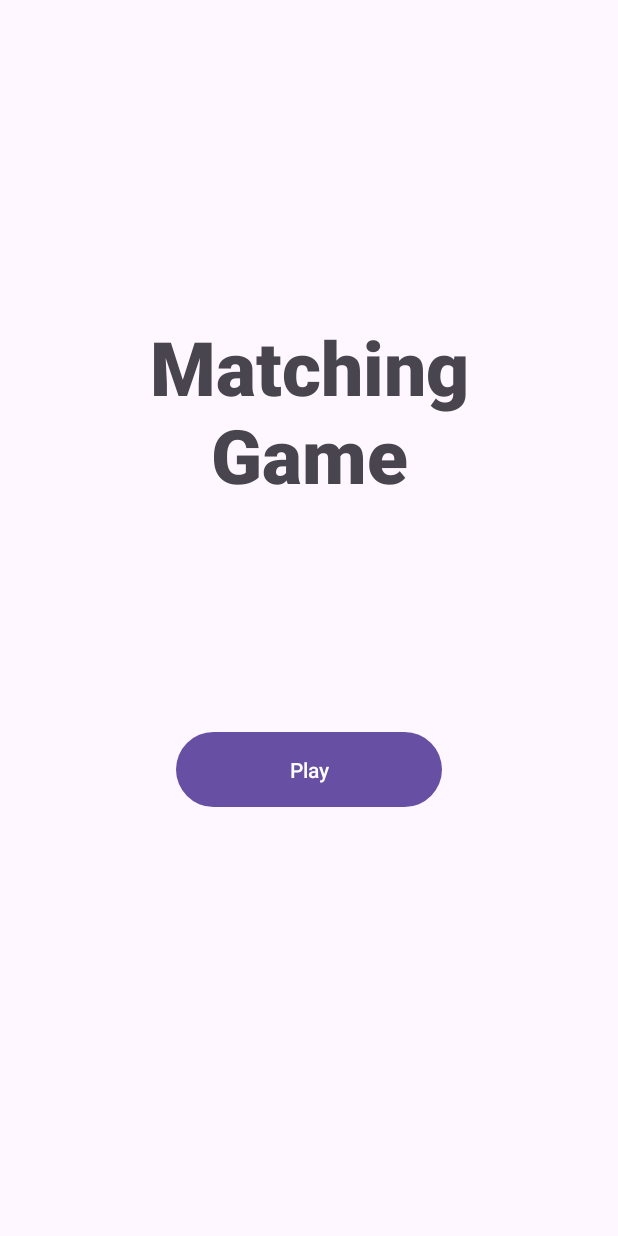
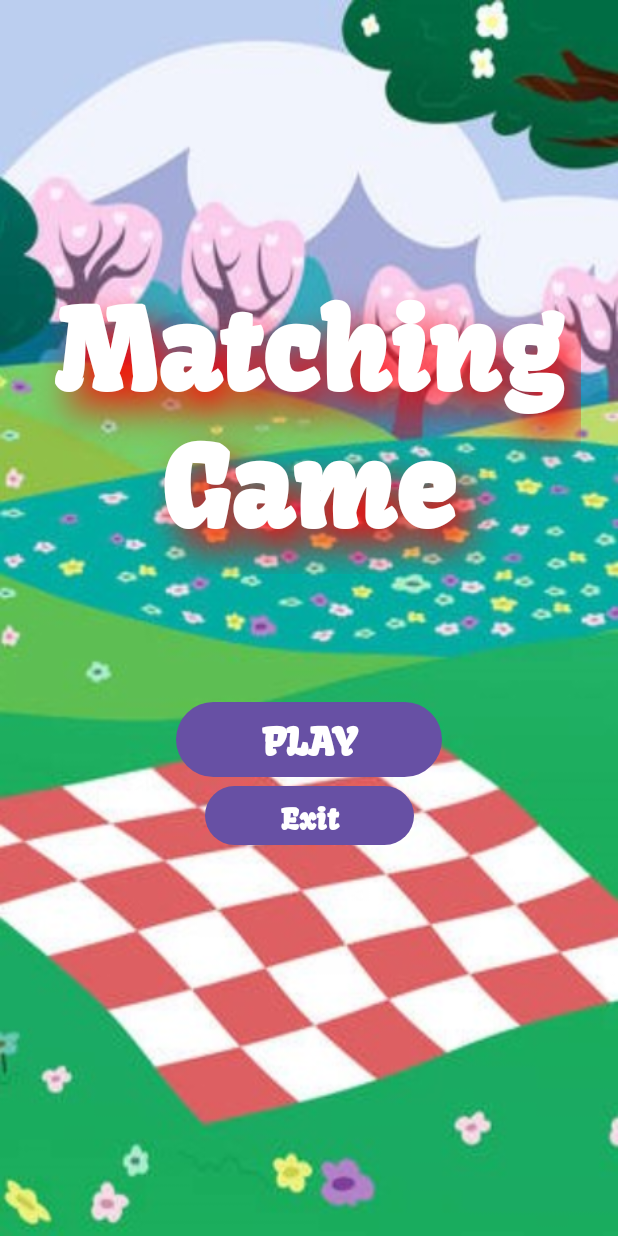
Before and after one commit to DezJukes/MatchingGame, an Android app: the screen it shows after launch (MainActivity), on a phone screen of 412 x 824 dp. Run offline under Robolectric (Android 15) with nearby library versions, the phone set to English and light mode, and no system bars; our stand-ins replace navigation-ui; 2 statements that could not run were skipped.

Commit message:
UI Layout of First_fragments

```diff
--- a/app/src/main/res/layout/fragment_first.xml
+++ b/app/src/main/res/layout/fragment_first.xml
@@ -4,6 +4,7 @@
     xmlns:tools="http://schemas.android.com/tools"
     android:layout_width="match_parent"
     android:layout_height="match_parent"
+    android:background="@drawable/Startbg"
     tools:context=".FirstFragment">
 
     <androidx.constraintlayout.widget.ConstraintLayout
@@ -15,25 +16,49 @@
             android:id="@+id/button_first"
             android:layout_width="177dp"
             android:layout_height="58dp"
-            android:layout_marginTop="468dp"
-            android:text="@string/next"
+            android:fontFamily="@font/KavoonRegular"
+            android:layout_marginTop="448dp"
+            android:text="PLAY"
             android:textAlignment="center"
+            android:textSize="25sp"
+            android:textStyle="bold"
+            app:layout_constraintEnd_toEndOf="parent"
+            app:layout_constraintStart_toStartOf="parent"
+            app:layout_constraintTop_toTopOf="parent" />
+
+        <Button
+            android:id="@+id/button_second"
+            android:layout_width="139dp"
+            android:layout_height="47dp"
+            android:fontFamily="@font/KavoonRegular"
+            android:layout_marginTop="504dp"
+            android:text="Exit"
+            android:textAlignment="center"
+            android:textSize="20sp"
+            android:textStyle="bold"
             app:layout_constraintEnd_toEndOf="parent"
             app:layout_constraintStart_toStartOf="parent"
             app:layout_constraintTop_toTopOf="parent" />
 
         <TextView
             android:id="@+id/textview_first"
-            android:layout_width="311dp"
-            android:layout_height="137dp"
-            android:fontFamily="sans-serif-black"
+            android:layout_width="363dp"
+            android:layout_height="207dp"
+            android:fontFamily="@font/KavoonRegular"
+            android:shadowColor="#FF0000"
+            android:shadowDx="15"
+            android:shadowDy="20"
+            android:shadowRadius="30"
             android:text="@string/matching_ngame"
             android:textAlignment="center"
-            android:textSize="50sp"
+            android:textColor="@color/white"
+            android:textSize="73sp"
             android:textStyle="bold"
             app:layout_constraintBottom_toBottomOf="parent"
             app:layout_constraintEnd_toEndOf="parent"
+            app:layout_constraintHorizontal_bias="0.489"
             app:layout_constraintStart_toStartOf="parent"
-            app:layout_constraintTop_toTopOf="parent" />
+            app:layout_constraintTop_toTopOf="parent"
+            app:layout_constraintVertical_bias="0.463" />
     </androidx.constraintlayout.widget.ConstraintLayout>
 </androidx.core.widget.NestedScrollView>
```
Also changed, not shown: app/src/main/res/drawable/Startbg.jpg (added), app/src/main/res/font/KavoonRegular.ttf (added).
